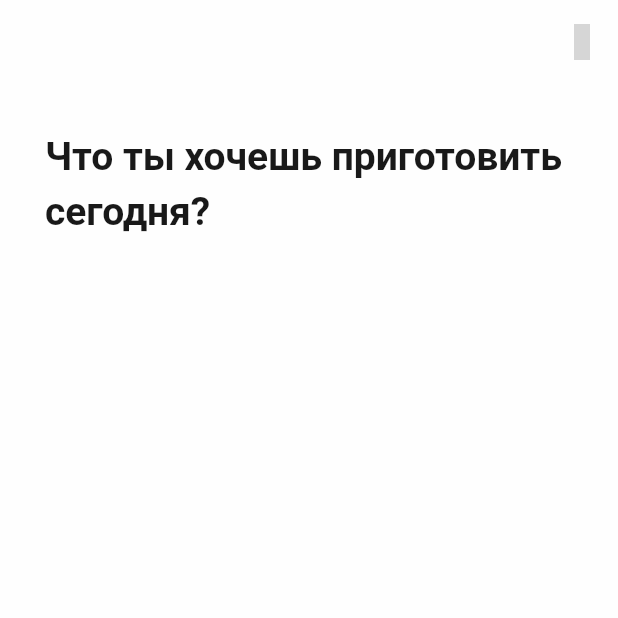
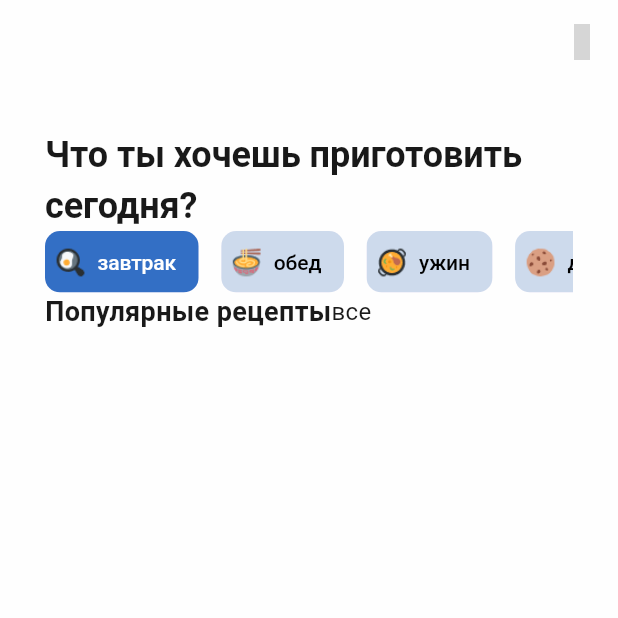
Before and after one commit to ayaojo/Sau-Tamaq, a Flutter app: the HomeTab screen opened directly, on a phone screen of 412 x 824 dp, the top half of it. Run offline on Flutter 3.47's test engine with Material 3 defaults, Android fonts, the phone set to English and light mode, and no system bars; our stand-ins replace flutter_svg, unicons; grey boxes are pictures that could not be loaded.

Commit message:
add widget choice chips

```diff
--- /dev/null
+++ b/lib/common/choice_chips.dart
@@ -0,0 +1,70 @@
+import 'package:flutter/material.dart';
+
+class ChoiceChips extends StatefulWidget {
+
+final List<ChipBtn> items;
+  const ChoiceChips({
+    required this.items,
+    super.key,
+
+  });
+
+  @override
+  State<ChoiceChips> createState() => _ChoiceChipsState();
+}
+
+class _ChoiceChipsState extends State<ChoiceChips> {
+  int isSelected = 0;
+
+  @override
+  Widget build(BuildContext context) {
+    return SizedBox(
+      height: 41,
+      child: ListView.separated(
+        separatorBuilder: (_, __) => const SizedBox(width: 15),
+        itemCount: widget.items.length,
+        scrollDirection: Axis.horizontal,
+        itemBuilder: (context, index) {
+          final item = widget.items[index];
+          return ChoiceChip(
+            padding: const EdgeInsets.symmetric(horizontal: 7.0, vertical: 11.0),
+            showCheckmark: false,
+            avatar: Image.asset(item.path),
+            label: Text(
+              textAlign: TextAlign.center,
+              item.label,
+              style: const TextStyle(
+                fontSize: 14.0,
+                letterSpacing: -0.04,
+              ),
+            ),
+            selected: isSelected == index,
+            labelStyle: TextStyle(
+              color: isSelected == index ? Colors.white : Colors.black,
+            ),
+            side: BorderSide.none,
+            shape: RoundedRectangleBorder(
+              borderRadius: BorderRadius.circular(10),
+              side: BorderSide.none,
+            ),
+            selectedColor: const Color(0xFF336FC5),
+            backgroundColor: const Color(0xFFCDDAEC),
+            onSelected: (newState) {
+              setState(() {
+                isSelected = index;
+              });
+            },
+          );
+        }
+      ),
+    );
+  }
+}
+
+
+class ChipBtn {
+  final String path;
+  final String label;
+
+  const ChipBtn(this.label, this.path);
+}
--- a/lib/features/home/tab.dart
+++ b/lib/features/home/tab.dart
@@ -1,4 +1,5 @@
 import 'package:flutter/material.dart';
+import 'package:sau_tamaq_flutter/common/choice_chips.dart';
 import 'package:unicons/unicons.dart';
 
 class HomeTab extends StatelessWidget {
@@ -20,20 +21,51 @@ class HomeTab extends StatelessWidget {
             )
           ],
         ),
-        body: Container(
-          width: double.infinity,
-          padding: const EdgeInsets.all(30.0),
-          //color:
-          child: const Text(
-            'Что ты хочешь приготовить сегодня?',
+        body: const Padding(
+          padding: EdgeInsets.all(30.0),
+          child: Column(
+            children: [
+              Text('Что ты хочешь приготовить сегодня?',
                   maxLines: 2,
                   style: TextStyle(
                     color: Color(0xFF191919),
                     fontWeight: FontWeight.bold,
-              fontSize: 26,
+                    fontSize: 24,
                     overflow: TextOverflow.ellipsis,
                     letterSpacing: -0.04,
+                  )),
+              //Spacer(),
+              ChoiceChips(items: [
+                ChipBtn('завтрак', 'assets/icons/breakfast.png'),
+                ChipBtn('обед', 'assets/icons/lunch.png'),
+                ChipBtn('ужин', 'assets/icons/dinner.png'),
+                ChipBtn('десерт', 'assets/icons/dessert.png'),
+                ChipBtn('салат', 'assets/icons/salad.png'),
+                ChipBtn('закуски', 'assets/icons/snacks.png'),
+              ]),
+              //Spacer(),
+              Row(
+                children: [
+                  Text(
+                    'Популярные рецепты',
+                    style: TextStyle(
+                      fontWeight: FontWeight.bold,
+                      color: Color(0xFF191919),
+                      fontSize: 18,
                     ),
+                  ),
+                  InkWell(
+                    child: Text(
+                      'все',
+                      style: TextStyle(
+                        color: Color(0xFF191919),
+                        fontSize: 16,
+                      ),
+                    ),
+                  )
+                ],
+              ),
+            ],
           ),
         ));
   }
--- a/pubspec.yaml
+++ b/pubspec.yaml
@@ -20,4 +20,3 @@ flutter:
   assets:
     - assets/images/
     - assets/icons/
-    - assets/images/bg.png
```
Lines whose indentation alone changed are shown as unchanged.
